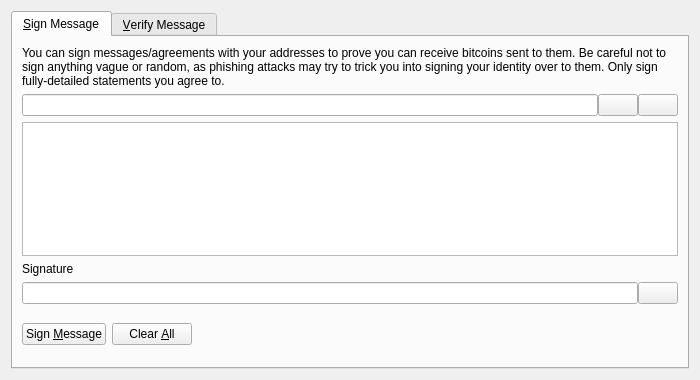
Before: the Qt Designer form src/qt/forms/signverifymessagedialog.ui in v-core/v, drawn with Qt 5.
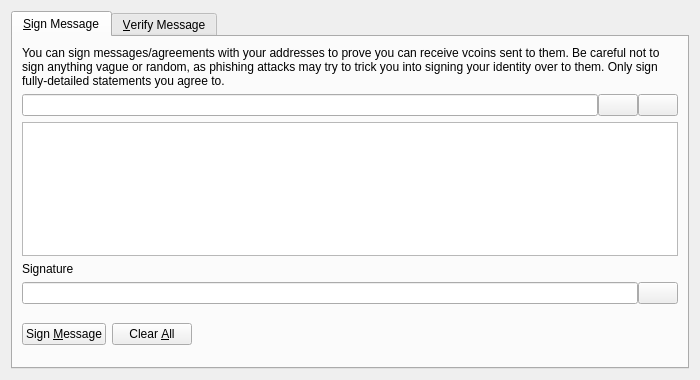
After: the same form once the commit is applied. Icons and pictures are not drawn. Custom widgets are drawn as their Qt base class.

Commit message: rebrand to vcoin

The edit to the form file:
```diff
--- a/src/qt/forms/signverifymessagedialog.ui
+++ b/src/qt/forms/signverifymessagedialog.ui
@@ -30,7 +30,7 @@
        <item>
         <widget class="QLabel" name="infoLabel_SM">
          <property name="text">
-          <string>You can sign messages/agreements with your addresses to prove you can receive bitcoins sent to them. Be careful not to sign anything vague or random, as phishing attacks may try to trick you into signing your identity over to them. Only sign fully-detailed statements you agree to.</string>
+          <string>You can sign messages/agreements with your addresses to prove you can receive vcoins sent to them. Be careful not to sign anything vague or random, as phishing attacks may try to trick you into signing your identity over to them. Only sign fully-detailed statements you agree to.</string>
          </property>
          <property name="textFormat">
           <enum>Qt::PlainText</enum>
```
Left out of the diff: 26 changed lines with no effect on the pictures. The commit also changes 635 other files.
